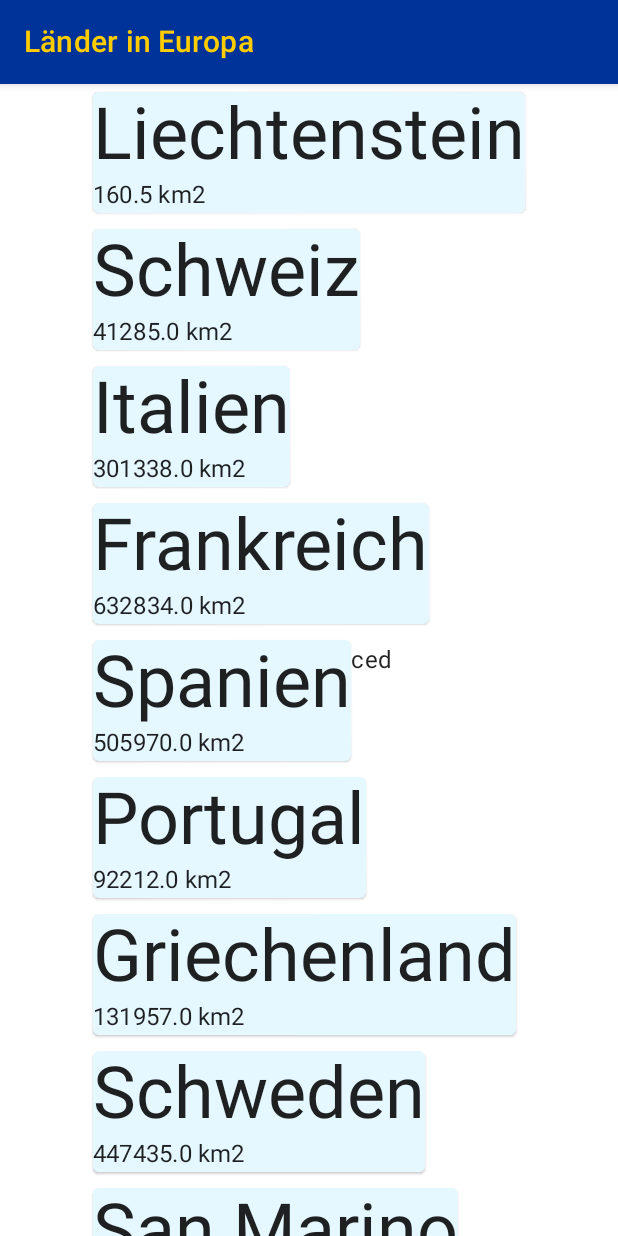
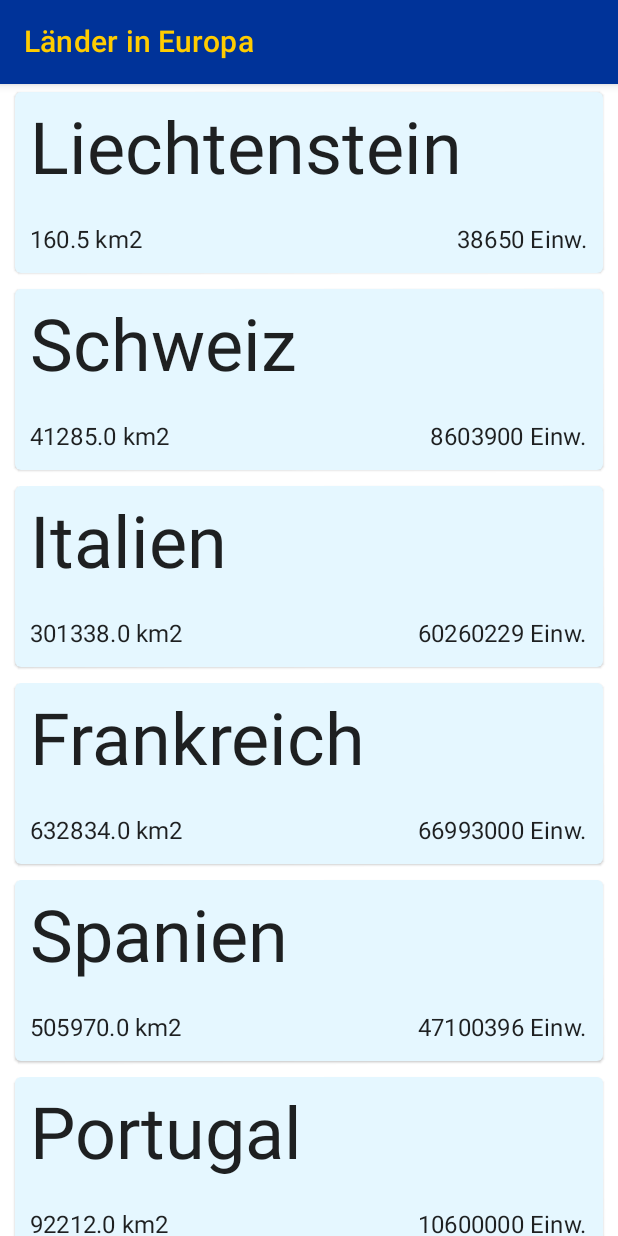
Before and after one commit to emoba-fhnw/emoba-rogerxlk, an Android app built with Jetpack Compose: the screen it shows after launch (MainActivity), on a phone screen of 412 x 824 dp. Run offline under Robolectric (Android 15) with nearby library versions, the light colour scheme and no system bars; Roboto replaces fonts that are not available here.

Commit message:
update CountriesApp

```diff
--- a/app/src/main/kotlin/fhnw/emoba/modules/module04/countries/model/CountriesModel.kt
+++ b/app/src/main/kotlin/fhnw/emoba/modules/module04/countries/model/CountriesModel.kt
@@ -15,5 +15,5 @@ object CountriesModel {
         countries = Repository.countries
     }
 
-    //wo sollte loadCountries aufgerufen werden?
+    //wo sollte loadCountries aufgerufen werden? -> Initializer!
 }
--- a/app/src/main/kotlin/fhnw/emoba/modules/module04/countries/ui/CountriesUI.kt
+++ b/app/src/main/kotlin/fhnw/emoba/modules/module04/countries/ui/CountriesUI.kt
@@ -1,8 +1,5 @@
 package fhnw.emoba.modules.module04.countries.ui
 
-import android.graphics.Paint.Align
-import android.preference.PreferenceActivity.Header
-import androidx.compose.foundation.border
 import androidx.compose.foundation.layout.*
 import java.util.Locale
 import androidx.compose.foundation.lazy.LazyColumn
@@ -12,14 +9,14 @@ import androidx.compose.runtime.Composable
 import androidx.compose.ui.Alignment
 import androidx.compose.ui.Modifier
 import androidx.compose.ui.graphics.Color
-import androidx.compose.ui.graphics.Shape
+import androidx.compose.ui.tooling.preview.Preview
 import androidx.compose.ui.unit.dp
 import fhnw.emoba.modules.module04.countries.data.Country
 import fhnw.emoba.modules.module04.countries.model.CountriesModel
 
 @Composable
 fun CountriesUI(model: CountriesModel) {
-    //Alternative falls man nur wenig am Theme aendern will
+    //Alternative falls man nur wenig am Theme ändern will
     MaterialTheme(
         colors = lightColors(
             primary = Color(0xFF003399),
@@ -48,19 +45,15 @@ private fun Body(model: CountriesModel, paddingValues: PaddingValues) {
         contentAlignment = Alignment.Center
     ) {
 
-        Text("To be replaced")
+        // Todo: Verwenden Sie 'LazyColumn'
+        // https://developer.android.com/reference/kotlin/androidx/compose/foundation/lazy/package-summary#lazycolumn
         with(model) {
             LazyColumn {
                 items(model.countries) {
                     CountryPane(country = it)
                 }
             }
-
         }
-
-        // Todo: Verwenden Sie 'LazyColumn'
-        // https://developer.android.com/reference/kotlin/androidx/compose/foundation/lazy/package-summary#lazycolumn
-
     }
 }
 
@@ -71,16 +64,25 @@ private fun Body(model: CountriesModel, paddingValues: PaddingValues) {
 @Composable
 fun CountryPane(country: Country) {
     with(country) {
-        Card(modifier = Modifier.padding(5.dp)) {
+        Card(
+            modifier = Modifier
+                .padding(start = 10.dp, end = 10.dp, top = 5.dp, bottom = 5.dp)
+                .fillMaxWidth()
+        ) {
             Column() {
-                Row() {
+                Row(
+                    modifier = Modifier.padding(10.dp),
+                ) {
                     Heading(text = name)
                 }
-                Row() {
-                    Subheading(
-                        text = area.format("%.1f km2"),
-                        modifier = Modifier //TODO align(Alignment.CenterStart)
-                    )
+                Row(
+                    modifier = Modifier
+                        .padding(10.dp)
+                        .fillMaxSize(),
+                    horizontalArrangement = Arrangement.SpaceBetween,
+                ) {
+                    Subheading(text = area.format("%.1f km2"), modifier = Modifier)
+                    Subheading(text = population.toString() + " Einw.", modifier = Modifier)
                 }
             }
         }
@@ -113,10 +115,9 @@ fun Number.format(formatPattern: String) = formatPattern.format(CH, this)
 
 
 //todo : Kommentare entfernen sobald Country und CountryPane vorhanden sind
-
-//@Preview(name = "Single Country Card")
-//@Composable
-//private fun Preview(){
-//    val lummerland = Country("Lummerland", 0.12, 5)
-//    CountryPane(lummerland)
-//}
+@Preview(name = "Single Country Card")
+@Composable
+private fun Preview() {
+    val lummerland = Country("Lummerland", 0.12, 5)
+    CountryPane(lummerland)
+}
```
